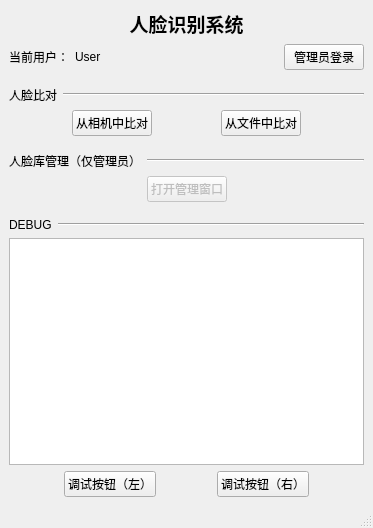
Above: ui/app.ui from SoY0ung/graduate-project before the change. Below: the same form after it.
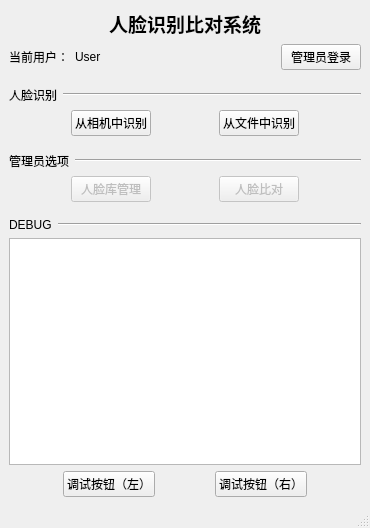
That is the form after the change.

Commit message: [ui] Add Face Identity UI

The edit to the form file:
```diff
--- a/ui/app.ui
+++ b/ui/app.ui
@@ -6,7 +6,7 @@
    <rect>
     <x>0</x>
     <y>0</y>
-    <width>373</width>
+    <width>370</width>
     <height>528</height>
    </rect>
   </property>
@@ -40,7 +40,7 @@
          </font>
         </property>
         <property name="text">
-         <string>人脸识别系统</string>
+         <string>人脸识别比对系统</string>
         </property>
         <property name="alignment">
          <set>Qt::AlignCenter</set>
@@ -112,7 +112,7 @@
         <item>
          <widget class="QLabel" name="label">
           <property name="text">
-           <string>人脸比对</string>
+           <string>人脸识别</string>
           </property>
          </widget>
         </item>
@@ -149,7 +149,7 @@
         <item>
          <widget class="QPushButton" name="camRecoBtn">
           <property name="text">
-           <string>从相机中比对</string>
+           <string>从相机中识别</string>
           </property>
          </widget>
         </item>
@@ -169,7 +169,7 @@
         <item>
          <widget class="QPushButton" name="fileRecoBtn">
           <property name="text">
-           <string>从文件中比对</string>
+           <string>从文件中识别</string>
           </property>
          </widget>
         </item>
@@ -209,7 +209,7 @@
         <item>
          <widget class="QLabel" name="label_4">
           <property name="text">
-           <string>人脸库管理（仅管理员）</string>
+           <string>管理员选项</string>
           </property>
          </widget>
         </item>
@@ -249,7 +249,30 @@
            <bool>false</bool>
           </property>
           <property name="text">
-           <string>打开管理窗口</string>
+           <string>人脸库管理</string>
+          </property>
+         </widget>
+        </item>
+        <item>
+         <spacer name="horizontalSpacer_4">
+          <property name="orientation">
+           <enum>Qt::Horizontal</enum>
+          </property>
+          <property name="sizeHint" stdset="0">
+           <size>
+            <width>40</width>
+            <height>20</height>
+           </size>
+          </property>
+         </spacer>
+        </item>
+        <item>
+         <widget class="QPushButton" name="faceIdentityBtn">
+          <property name="enabled">
+           <bool>false</bool>
+          </property>
+          <property name="text">
+           <string>人脸比对</string>
           </property>
          </widget>
         </item>
```
The commit also changes 5 other files.
